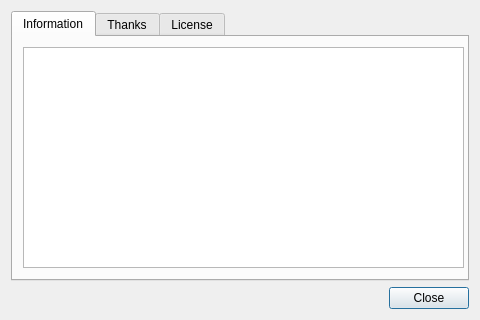
The window that src/dialogabout.ui (qtilities/gummy-conf) describes before a commit, drawn with Qt 5.
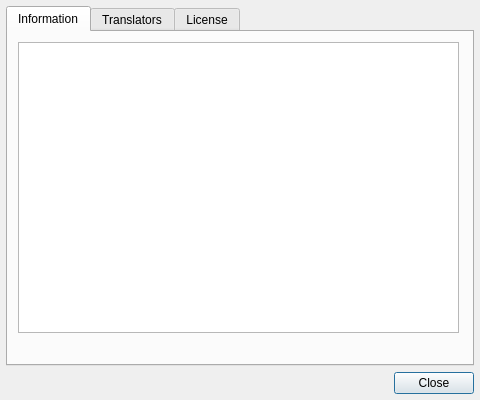
The same window after the commit.

```diff
--- a/src/dialogabout.ui
+++ b/src/dialogabout.ui
@@ -7,10 +7,25 @@
     <x>0</x>
     <y>0</y>
     <width>480</width>
-    <height>320</height>
+    <height>400</height>
    </rect>
   </property>
   <layout class="QVBoxLayout" name="layout">
+   <property name="sizeConstraint">
+    <enum>QLayout::SetNoConstraint</enum>
+   </property>
+   <property name="leftMargin">
+    <number>6</number>
+   </property>
+   <property name="topMargin">
+    <number>6</number>
+   </property>
+   <property name="rightMargin">
+    <number>6</number>
+   </property>
+   <property name="bottomMargin">
+    <number>6</number>
+   </property>
    <item>
     <widget class="QTabWidget" name="tblAbout">
      <property name="sizePolicy">
@@ -32,7 +47,7 @@
          <x>10</x>
          <y>10</y>
          <width>441</width>
-         <height>221</height>
+         <height>291</height>
         </rect>
        </property>
        <layout class="QVBoxLayout" name="layTabInfo">
@@ -51,7 +66,7 @@
 hr { height: 1px; border-width: 0; }
 li.unchecked::marker { content: &quot;\2610&quot;; }
 li.checked::marker { content: &quot;\2612&quot;; }
-&lt;/style&gt;&lt;/head&gt;&lt;body style=&quot; font-family:'Sans Serif'; font-size:9pt; font-weight:400; font-style:normal;&quot;&gt;
+&lt;/style&gt;&lt;/head&gt;&lt;body style=&quot; font-family:'DejaVu Sans'; font-size:14pt; font-weight:400; font-style:normal;&quot;&gt;
 &lt;p style=&quot;-qt-paragraph-type:empty; margin-top:0px; margin-bottom:0px; margin-left:0px; margin-right:0px; -qt-block-indent:0; text-indent:0px;&quot;&gt;&lt;br /&gt;&lt;/p&gt;&lt;/body&gt;&lt;/html&gt;</string>
           </property>
           <property name="acceptRichText">
@@ -78,7 +93,7 @@
      </widget>
      <widget class="QWidget" name="tabAuthors">
       <attribute name="title">
-       <string>Thanks</string>
+       <string>Translators</string>
       </attribute>
       <widget class="QWidget" name="tabAuthorsLayoutWidget">
        <property name="geometry">
```
Left out of the diff: 22 changed lines with no effect on the pictures.
